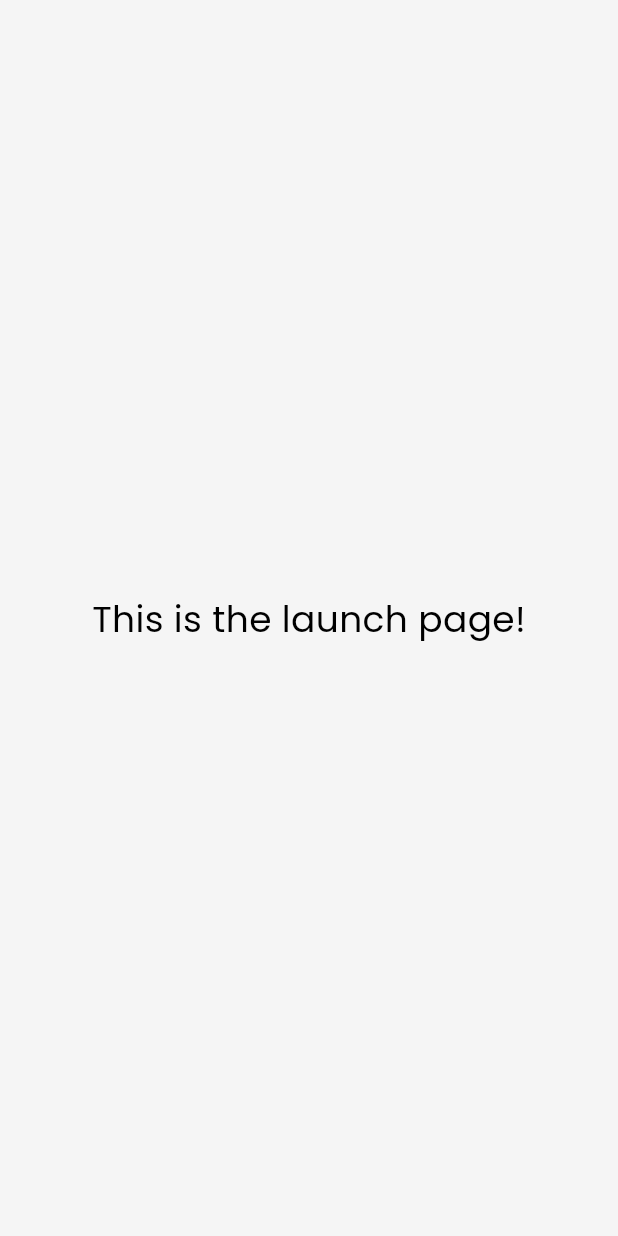
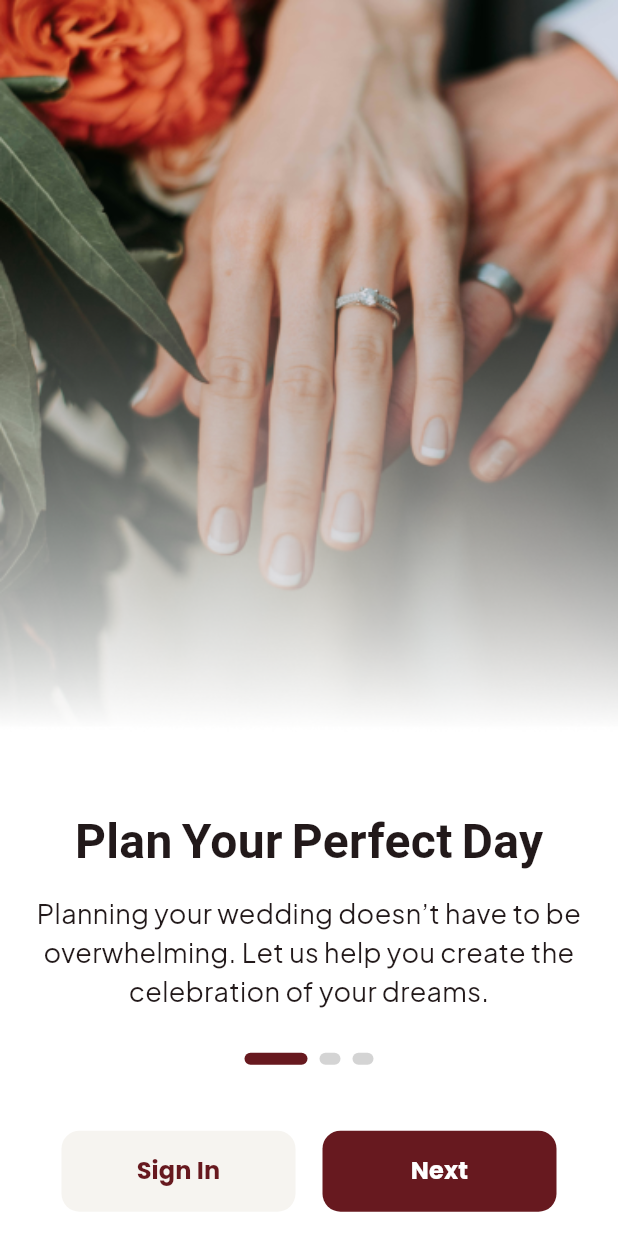
Before and after one commit to RPL-Produksi/lovify-project-android, a Flutter app: the screen it shows after launch, on a phone screen of 412 x 824 dp. Run offline on Flutter 3.47's test engine with Material 3 defaults, Android fonts, the phone set to English and light mode, and no system bars; drawn by our look-alikes of carousel_slider, smooth_page_indicator; our stand-ins replace go_router, google_fonts; Roboto replaces fonts that are missing (Charm).

```diff
--- a/lib/configs/app_route.dart
+++ b/lib/configs/app_route.dart
@@ -1,4 +1,5 @@
 import 'package:go_router/go_router.dart';
+import 'package:lovify_android/ui/pages/home_page.dart';
 
 import '../ui/pages/launch_page.dart';
 
@@ -15,7 +16,12 @@ class AppRoute {
         GoRoute(
           path: '/',
           name: 'launch',
-          builder: (context, state) => const LaunchPage(),
+          builder: (context, state) => const SplashScreen(),
         ),
+        GoRoute(
+          path: '/onboard',
+          name: 'onboard',
+          builder: (context, state) => const OnBoardPage(),
+        )
       ];
 }
--- /dev/null
+++ b/lib/ui/pages/home_page.dart
@@ -0,0 +1,208 @@
+import 'package:carousel_slider/carousel_slider.dart';
+import 'package:flutter/material.dart';
+import 'package:google_fonts/google_fonts.dart';
+import 'package:smooth_page_indicator/smooth_page_indicator.dart';
+
+class OnBoardPage extends StatefulWidget {
+  const OnBoardPage({super.key});
+
+  @override
+  State<OnBoardPage> createState() => _OnBoardPageState();
+}
+
+class _OnBoardPageState extends State<OnBoardPage> {
+  final CarouselSliderController _carouselController =
+      CarouselSliderController();
+
+  int _currentPage = 0;
+
+  @override
+  Widget build(BuildContext context) {
+    return Scaffold(
+      backgroundColor: Colors.white,
+      body: Column(
+        children: [
+          Stack(
+            children: [
+              Image.asset(
+                "assets/images/onboard-bg.png",
+                width: double.infinity,
+                fit: BoxFit.cover,
+              ),
+              Image.asset(
+                "assets/images/onboard-fade.png",
+                width: double.infinity,
+                fit: BoxFit.cover,
+              ),
+            ],
+          ),
+          Padding(
+            padding: EdgeInsets.only(top: 48),
+            child: CarouselSlider(
+              items: [
+                Column(
+                  children: [
+                    Text("Plan Your Perfect Day",
+                        style: GoogleFonts.charm(
+                            textStyle: TextStyle(
+                                fontSize: 32, fontWeight: FontWeight.bold))),
+                    SizedBox(
+                      height: 12,
+                    ),
+                    Text(
+                      "Planning your wedding doesn’t have to be overwhelming. Let us help you create the celebration of your dreams.",
+                      textAlign: TextAlign.center,
+                      style: GoogleFonts.plusJakartaSans(
+                          textStyle: TextStyle(fontSize: 18)),
+                    ),
+                  ],
+                ),
+                Column(
+                  children: [
+                    Text("Customize & Personalize",
+                        style: GoogleFonts.charm(
+                            textStyle: TextStyle(
+                                fontSize: 32, fontWeight: FontWeight.bold))),
+                    SizedBox(
+                      height: 12,
+                    ),
+                    Text(
+                      "Your wedding, your way. Our platform allows you to customize every detail, from color themes to ceremony setups. ",
+                      textAlign: TextAlign.center,
+                      style: GoogleFonts.plusJakartaSans(
+                          textStyle: TextStyle(fontSize: 18)),
+                    ),
+                  ],
+                ),
+                Column(
+                  children: [
+                    Text("Get Started Today",
+                        style: GoogleFonts.charm(
+                            textStyle: TextStyle(
+                                fontSize: 32, fontWeight: FontWeight.bold))),
+                    SizedBox(
+                      height: 12,
+                    ),
+                    Text(
+                      "Whether you're envisioning an intimate gathering or a grand celebration.",
+                      textAlign: TextAlign.center,
+                      style: GoogleFonts.plusJakartaSans(
+                          textStyle: TextStyle(fontSize: 18)),
+                    ),
+                  ],
+                ),
+              ],
+              options: CarouselOptions(
+                height: 165.0, // Height of the carousel
+                enlargeCenterPage: true, // Highlight the center text
+                viewportFraction:
+                    0.9, // Fraction of the width each item occupies
+                scrollDirection: Axis.horizontal, // Horizontal scrolling
+                scrollPhysics: BouncingScrollPhysics(),
+                enableInfiniteScroll: false,
+
+                onPageChanged: (index, reason) {
+                  setState(() {
+                    _currentPage = index;
+                  });
+                },
+              ),
+              carouselController: _carouselController,
+            ),
+          ),
+          Padding(
+            padding: const EdgeInsets.only(top: 1.0),
+            child: AnimatedSmoothIndicator(
+              activeIndex: _currentPage, // The controller used by the carousel
+              count: 3, // Number of pages
+              effect: ExpandingDotsEffect(
+                  dotHeight: 8.0,
+                  dotWidth: 14.0,
+                  spacing: 8.0,
+                  dotColor: const Color.fromARGB(255, 212, 212, 212),
+                  activeDotColor: const Color(0xFF67191F)),
+            ),
+          ),
+          SizedBox(
+            height: 44,
+          ),
+          Row(
+            mainAxisAlignment: MainAxisAlignment.center,
+            crossAxisAlignment: CrossAxisAlignment.center,
+            children: [
+              MainButton(
+                text: "Sign In",
+                onPressed: () {},
+              ),
+              SizedBox(
+                width: 18,
+              ),
+              MainButton(
+                text: "Next",
+                onPressed: () {
+                  if (_currentPage != 2) {
+                    _carouselController.nextPage(
+                      duration: Duration(milliseconds: 300),
+                      curve: Curves.linearToEaseOut
+                    );
+                  }
+                },
+                backgroundColor: Color(0xFF67191F),
+                textColor: Colors.white,
+              ),
+            ],
+          ),
+        ],
+      ),
+    );
+  }
+}
+
+class MainButton extends StatelessWidget {
+  final String text;
+  final VoidCallback onPressed;
+  final double width;
+  final double height;
+  final Color backgroundColor;
+  final Color textColor;
+  final double fontSize;
+
+  const MainButton({
+    Key? key,
+    required this.text,
+    required this.onPressed,
+    this.width = 132,
+    this.height = 38,
+    this.backgroundColor = const Color.fromARGB(255, 246, 244, 240),
+    this.textColor = const Color(0xFF67191F),
+    this.fontSize = 16,
+  }) : super(key: key);
+
+  @override
+  Widget build(BuildContext context) {
+    return TextButton(
+      style: TextButton.styleFrom(
+        backgroundColor: backgroundColor,
+        shape: RoundedRectangleBorder(
+          borderRadius: BorderRadius.circular(12),
+        ),
+      ),
+      onPressed: onPressed,
+      child: SizedBox(
+        width: width,
+        height: height,
+        child: Center(
+          child: Text(
+            text,
+            textAlign: TextAlign.center,
+            style: TextStyle(
+              color: textColor,
+              fontWeight: FontWeight.bold,
+              fontSize: fontSize,
+            ),
+          ),
+        ),
+      ),
+    );
+  }
+}
--- a/lib/ui/pages/launch_page.dart
+++ b/lib/ui/pages/launch_page.dart
@@ -1,20 +1,46 @@
 import 'package:flutter/material.dart';
+import 'package:flutter/services.dart';
+import 'package:go_router/go_router.dart';
+import 'package:lovify_android/ui/pages/home_page.dart';
 
-class LaunchPage extends StatelessWidget {
-  const LaunchPage({super.key});
+class SplashScreen extends StatefulWidget {
+  const SplashScreen({super.key});
+
+  @override
+  State<SplashScreen> createState() => _SplashScreenState();
+}
+
+class _SplashScreenState extends State<SplashScreen> with SingleTickerProviderStateMixin {
+  @override
+  void initState(){
+    super.initState();
+    SystemChrome.setEnabledSystemUIMode(SystemUiMode.immersive);
+
+    Future.delayed(const Duration(seconds: 5), () {
+      context.go('/onboard');
+    });
+  }
+
+  @override
+  void dispose() {
+    SystemChrome.setEnabledSystemUIMode(SystemUiMode.manual,
+        overlays: SystemUiOverlay.values);
+    super.dispose();
+  }
 
   @override
   Widget build(BuildContext context) {
     return Scaffold(
-      body: Center(
-        child: Text(
-          'This is the launch page!',
-          style: TextStyle(
-            fontSize: 24,
-            color: Colors.black,
-          ),
+      body: Container(
+        decoration: const BoxDecoration(
+            color: Colors.white
+        ),
+        child: Center(
+          child: Image.asset('assets/images/lovify-logo.png'),
         ),
       ),
     );
   }
+
+
 }
```
Also changed, not shown: flutter_native_splash.yaml (added, +152 -0 lines), pubspec.yaml (+10 -0 lines), assets/fonts/Charm-Bold.ttf (added), assets/fonts/Charm-Regular.ttf (added), assets/images/lovify-logo.png (added), assets/images/onboard-bg.png (added), assets/images/onboard-fade.png (added), pubspec.lock, 11 other files.
